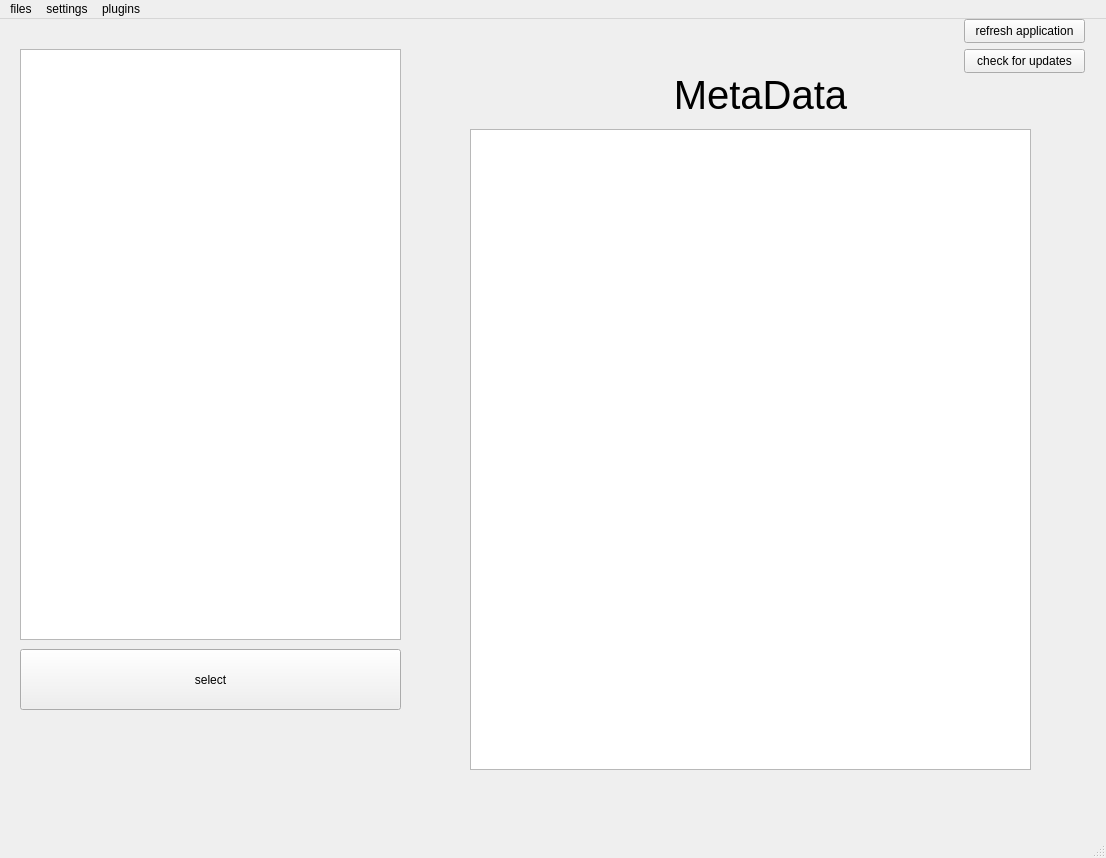
First picture: the form in main.ui, repository lmcteam206/foren, before the edit.
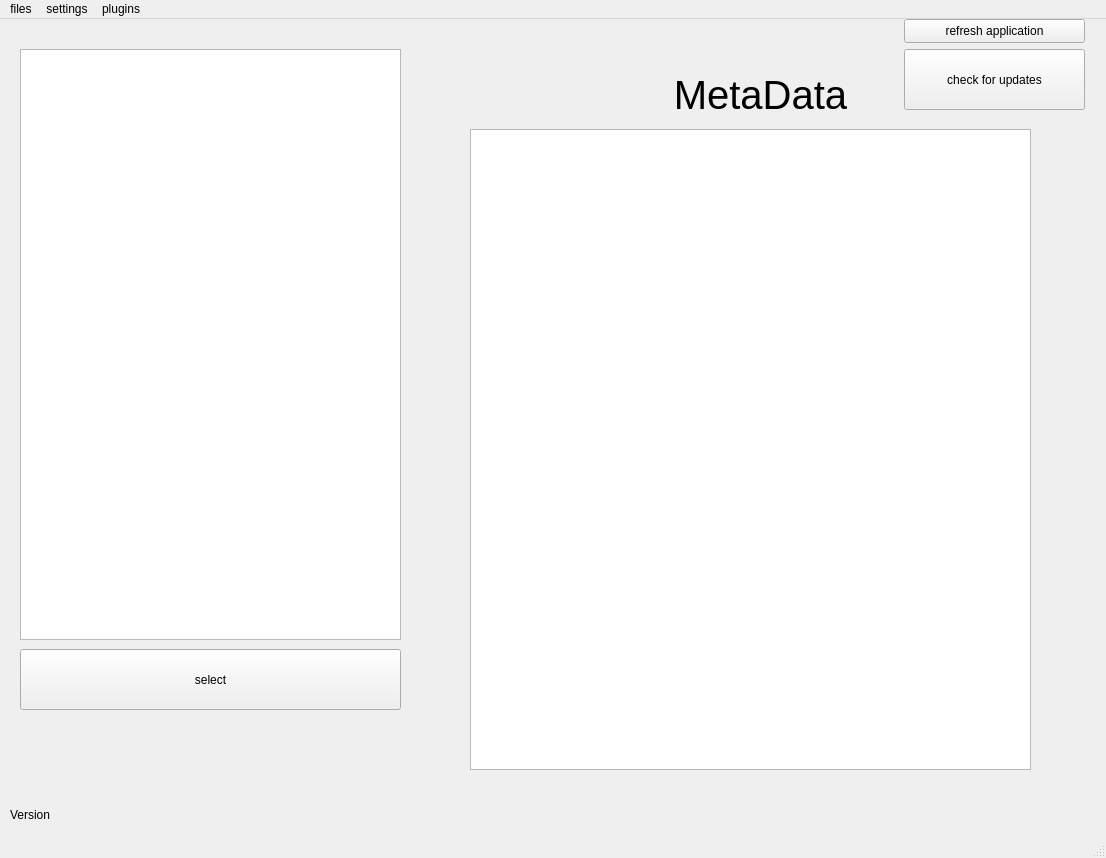
Second picture: the form after the edit.

Commit message: Update UI layout and enhance functionality with version display and button adjustments

The edit to the form file:
```diff
--- a/main.ui
+++ b/main.ui
@@ -86,9 +86,9 @@
    <widget class="QPushButton" name="btn_refresh_2">
     <property name="geometry">
      <rect>
-      <x>964</x>
+      <x>904</x>
       <y>0</y>
-      <width>121</width>
+      <width>181</width>
       <height>24</height>
      </rect>
     </property>
@@ -99,16 +99,29 @@
    <widget class="QPushButton" name="btn_check_update_2">
     <property name="geometry">
      <rect>
-      <x>964</x>
+      <x>904</x>
       <y>30</y>
-      <width>121</width>
-      <height>24</height>
+      <width>181</width>
+      <height>61</height>
      </rect>
     </property>
     <property name="text">
      <string>check for updates</string>
     </property>
    </widget>
+   <widget class="QLabel" name="lbl_version">
+    <property name="geometry">
+     <rect>
+      <x>10</x>
+      <y>785</y>
+      <width>521</width>
+      <height>21</height>
+     </rect>
+    </property>
+    <property name="text">
+     <string>Version</string>
+    </property>
+   </widget>
   </widget>
   <widget class="QMenuBar" name="menubar">
    <property name="geometry">
```
The commit also changes 2 other files.
